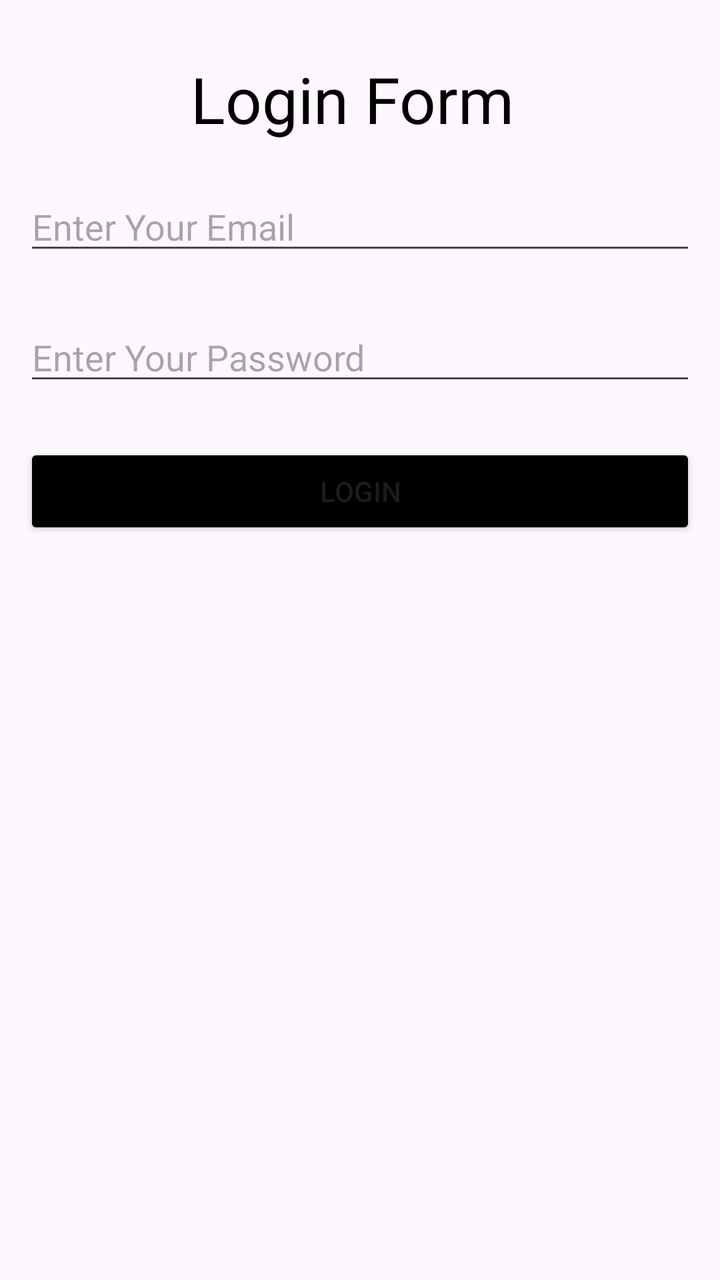
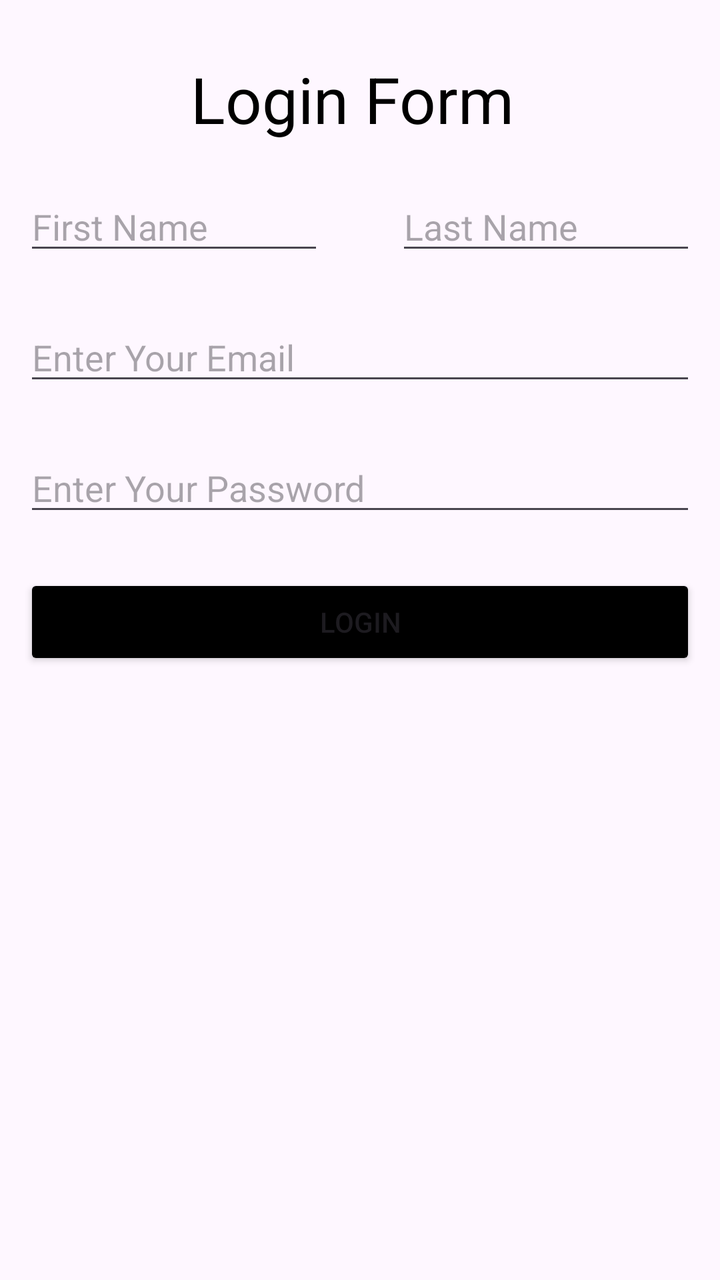

Two renders of the same Android screen: before a commit and after it. Below are the layout's source before the change and the commit's diff.
<!-- AndroidManifest.xml: application theme Theme.TestApp -->
<!-- res/layout/activity_login.xml -->
<?xml version="1.0" encoding="utf-8"?>
<LinearLayout xmlns:android="http://schemas.android.com/apk/res/android"
    xmlns:app="http://schemas.android.com/apk/res-auto"
    xmlns:tools="http://schemas.android.com/tools"
    android:id="@+id/main"
    android:layout_width="match_parent"
    android:layout_height="match_parent"
    android:orientation="vertical"
    tools:context=".LoginActivity">

    <TextView
        android:id="@+id/welcomText"
        android:layout_width="match_parent"
        android:layout_height="wrap_content"
        android:layout_marginTop="20dp"
        android:gravity="center"
        android:padding="8dp"
        android:text="Login Form "
        android:textColor="@color/black"
        android:textSize="32sp" />


    <EditText
        android:id="@+id/etLoginEmail"
        android:layout_width="match_parent"
        android:layout_height="wrap_content"
        android:layout_margin="12dp"
        android:hint="Enter Your Email" />


    <EditText
        android:id="@+id/etLoginPassword"
        android:layout_width="match_parent"
        android:layout_height="wrap_content"
        android:layout_margin="12dp"
        android:hint="Enter Your Password"
        android:inputType="textPassword" />


    <Button
        android:id="@+id/btnLogin"
        android:layout_width="match_parent"
        android:layout_height="wrap_content"
        android:layout_margin="12dp"
        android:backgroundTint="@color/black"
        android:text="Login" />


</LinearLayout>
<!-- resources referenced by this layout -->
<resources>
  <color name="black">#FF000000</color>
  <style name="Theme.TestApp" parent="Base.Theme.TestApp" />
  <style name="Base.Theme.TestApp" parent="Theme.Material3.DayNight.NoActionBar">
          
          
      </style>
</resources>

<!-- the commit's change to res/layout/activity_login.xml (unified diff, before → after) -->
@@ -1,11 +1,11 @@
 <?xml version="1.0" encoding="utf-8"?>
-<LinearLayout xmlns:android="http://schemas.android.com/apk/res/android"
+<RelativeLayout
+    xmlns:android="http://schemas.android.com/apk/res/android"
     xmlns:app="http://schemas.android.com/apk/res-auto"
     xmlns:tools="http://schemas.android.com/tools"
     android:id="@+id/main"
     android:layout_width="match_parent"
     android:layout_height="match_parent"
-    android:orientation="vertical"
     tools:context=".LoginActivity">
 
     <TextView
@@ -21,6 +21,26 @@
 
 
     <EditText
+        android:layout_alignParentLeft="true"
+        android:id="@+id/txtFirstName"
+        android:layout_below="@+id/welcomText"
+        android:layout_width="150dp"
+        android:layout_height="wrap_content"
+        android:layout_margin="12dp"
+        android:hint="First Name" />
+
+    <EditText
+        android:layout_alignParentRight="true"
+        android:id="@+id/lastName"
+        android:layout_below="@+id/welcomText"
+        android:layout_width="150dp"
+        android:layout_height="wrap_content"
+        android:layout_margin="12dp"
+        android:hint="Last Name" />
+
+
+    <EditText
+        android:layout_below="@+id/txtFirstName"
         android:id="@+id/etLoginEmail"
         android:layout_width="match_parent"
         android:layout_height="wrap_content"
@@ -29,6 +49,7 @@
 
 
     <EditText
+        android:layout_below="@+id/etLoginEmail"
         android:id="@+id/etLoginPassword"
         android:layout_width="match_parent"
         android:layout_height="wrap_content"
@@ -38,6 +59,7 @@
 
 
     <Button
+        android:layout_below="@+id/etLoginPassword"
         android:id="@+id/btnLogin"
         android:layout_width="match_parent"
         android:layout_height="wrap_content"
@@ -46,4 +68,4 @@
         android:text="Login" />
 
 
-</LinearLayout>
+</RelativeLayout>
